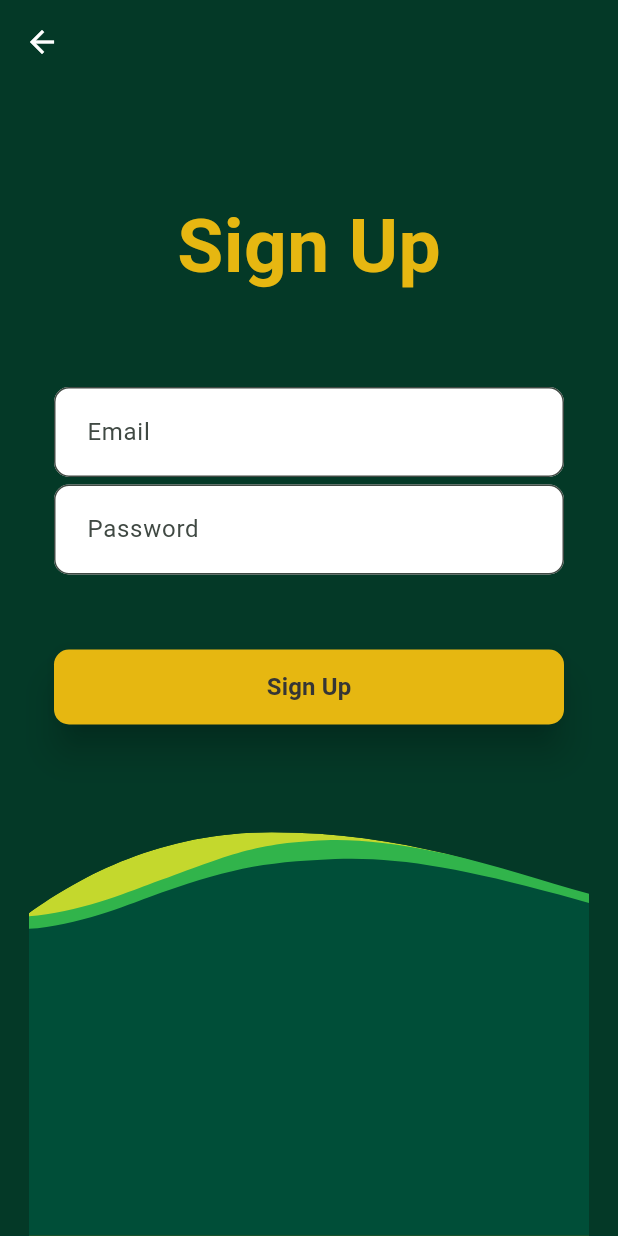
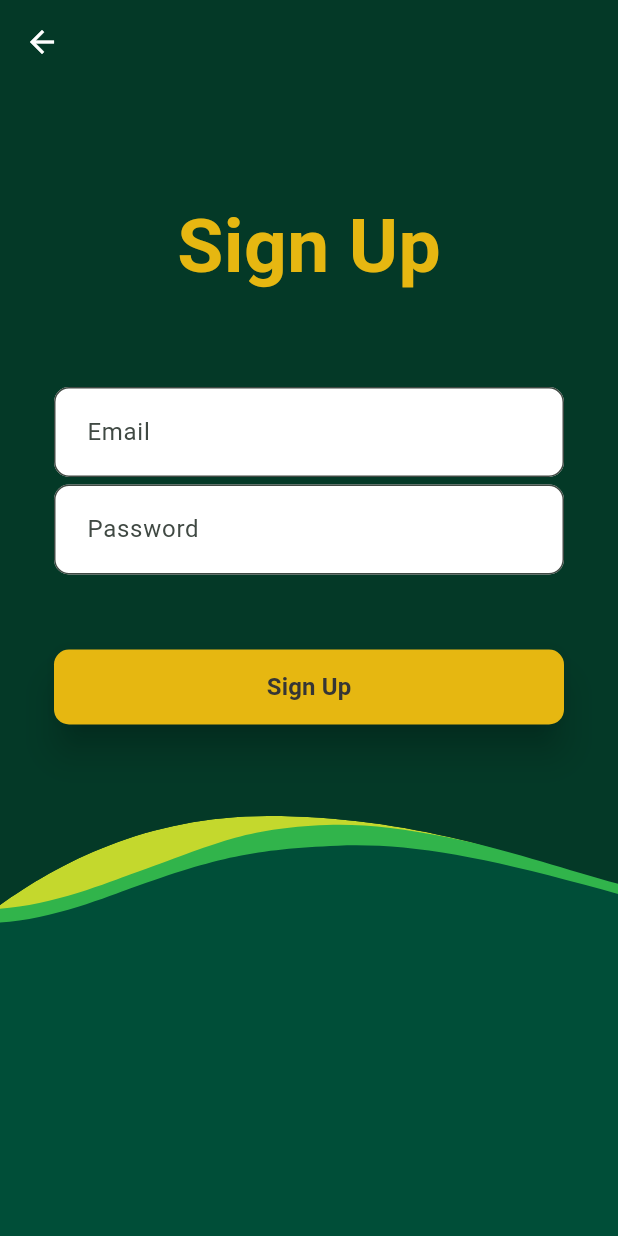
Before and after one commit to Name-ISS-for-the-lowest/mainproject, a Flutter app: the screen it shows after launch, after a tap on "Sign Up", on a phone screen of 412 x 824 dp. Run offline on Flutter 3.47's test engine with Material 2 defaults, Android fonts, the phone set to English and light mode, and no system bars; our stand-ins replace flutter_svg; network calls fail.

Commit message:
auth snackbar messages

```diff
--- a/frontend/lib/home.dart
+++ b/frontend/lib/home.dart
@@ -11,8 +11,8 @@ class Home extends StatefulWidget {
 class _HomeState extends State<Home> {
   @override
   Widget build(BuildContext context) {
-    return Scaffold(
-      resizeToAvoidBottomInset: false,
+    return const Scaffold(
+      // resizeToAvoidBottomInset: false,
       body: LogIn(),
     );
   }
--- a/frontend/lib/views/LogIn.dart
+++ b/frontend/lib/views/LogIn.dart
@@ -1,8 +1,11 @@
+import 'dart:convert';
+
 import 'package:flutter/material.dart';
 import 'package:flutter_svg/flutter_svg.dart';
 import 'package:frontend/classes/auth_helper.dart';
 import 'package:frontend/views/ResetPassword.dart';
 import 'package:frontend/views/SignUp.dart';
+import 'package:http/http.dart';
 
 class LogIn extends StatefulWidget {
   const LogIn({super.key});
@@ -15,11 +18,19 @@ class _LogInState extends State<LogIn> {
   TextEditingController emailController = TextEditingController();
   TextEditingController passwordController = TextEditingController();
 
-  //on mount
-
-  void executeLogin(String email, String password) {
+  void executeLogin(BuildContext context, email, String password) async {
     //do something with the email and password
-    AuthHelper.login(email, password);
+    Response response = await AuthHelper.login(email, password);
+    String jsonBody = response.body;
+    Map<String, dynamic> body = jsonDecode(jsonBody);
+    String message = body['message'];
+    if (mounted) {
+      ScaffoldMessenger.of(context).showSnackBar(
+        SnackBar(
+          content: Text(message),
+        ),
+      );
+    }
   }
 
   void navigateToSignUp() {
@@ -68,16 +79,18 @@ class _LogInState extends State<LogIn> {
   Widget build(BuildContext context) {
     return Stack(
       children: [
-        Positioned.fill(
-          child: Align(
-            alignment: Alignment.bottomCenter,
-            child: SizedBox(
-                height: MediaQuery.of(context).size.height * 0.4,
+        Column(
+          children: [
+            SizedBox(
+              height: MediaQuery.of(context).size.height * 0.60,
+            ),
+            SizedBox(
+                height: MediaQuery.of(context).size.height * 0.40,
                 child: SvgPicture.asset(
                   'assets/BackGround.svg',
-                  fit: BoxFit.fitHeight,
+                  fit: BoxFit.fitWidth,
                 )),
-          ),
+          ],
         ),
         Column(
           children: [
@@ -174,7 +187,7 @@ class _LogInState extends State<LogIn> {
                                     borderRadius: BorderRadius.circular(10.0)),
                               ),
                               onPressed: () => {
-                                executeLogin(emailController.text,
+                                executeLogin(context, emailController.text,
                                     passwordController.text)
                               },
                               child: const Text(
--- a/frontend/lib/views/SignUp.dart
+++ b/frontend/lib/views/SignUp.dart
@@ -1,6 +1,9 @@
+import 'dart:convert';
+
 import 'package:flutter/material.dart';
 import 'package:flutter_svg/flutter_svg.dart';
 import 'package:frontend/classes/auth_helper.dart';
+import 'package:http/http.dart';
 
 class SignUp extends StatefulWidget {
   String email = "";
@@ -35,7 +38,7 @@ class _SignUpState extends State<SignUp> {
     return passwordRegExp.hasMatch(password);
   }
 
-  void executeSignUp(String email, String password) {
+  void executeSignUp(String email, String password) async {
     final validEmail = validateEmail(email);
     final validPassword = validatePassword(password);
 
@@ -60,7 +63,17 @@ class _SignUpState extends State<SignUp> {
     }
     //need to do email validation to make sure email is not garbage
     //also should have password validation minimum 8 characters, etc
-    AuthHelper.signUp(email, password);
+    Response response = await AuthHelper.signUp(email, password);
+    String jsonBody = response.body;
+    Map<String, dynamic> body = jsonDecode(jsonBody);
+    String message = body['message'];
+    if (mounted) {
+      ScaffoldMessenger.of(context).showSnackBar(
+        SnackBar(
+          content: Text(message),
+        ),
+      );
+    }
   }
 
   @override
@@ -82,16 +95,18 @@ class _SignUpState extends State<SignUp> {
         ),
         Stack(
           children: [
-            Positioned.fill(
-              child: Align(
-                alignment: Alignment.bottomCenter,
-                child: SizedBox(
+            Column(
+              children: [
+                SizedBox(
+                  height: MediaQuery.of(context).size.height * 0.6,
+                ),
+                SizedBox(
                     height: MediaQuery.of(context).size.height * 0.4,
                     child: SvgPicture.asset(
                       'assets/BackGround.svg',
-                      fit: BoxFit.fitHeight,
+                      fit: BoxFit.fitWidth,
                     )),
-              ),
+              ],
             ),
             Column(
               children: [
```
Also changed, not shown: frontend/lib/classes/auth_helper.dart (+6 -2 lines), frontend/lib/views/ResetPassword.dart (+8 -6 lines), 2 other files.
